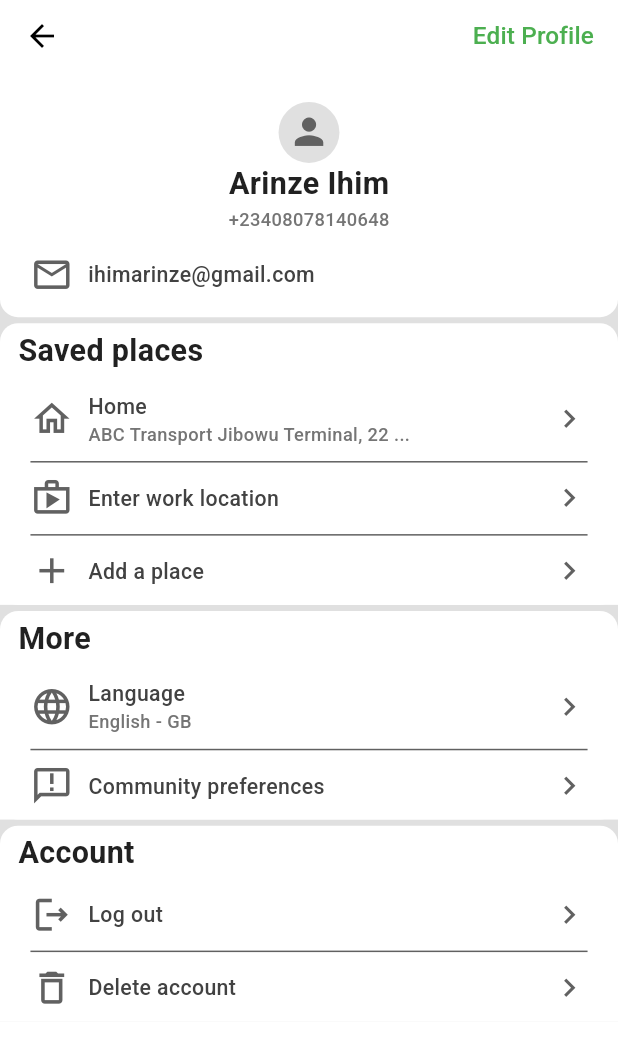
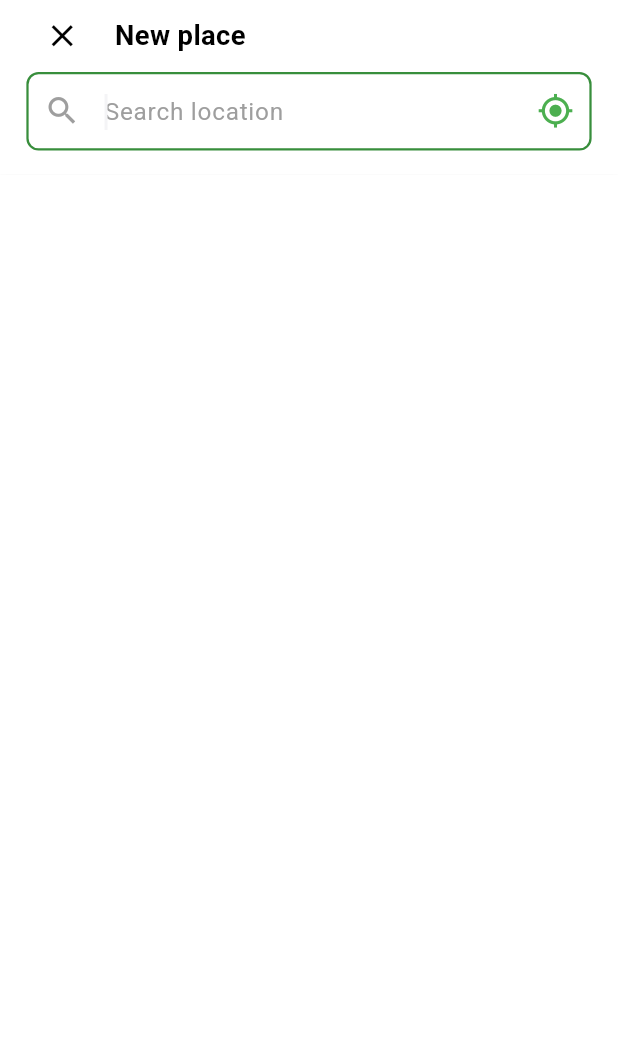
Before and after one commit to Eznira/bolt_ui, a Flutter app: the Profile screen opened by its route, after a tap on "Add a place", on a phone screen of 412 x 824 dp. Shown: the top 1043 px of the screen. Run offline on Flutter 3.47's test engine with Material 3 defaults, Android fonts, the phone set to English and light mode, and no system bars; our stand-ins replace flutter_screenutil.

Commit message:
added add-place screen

```diff
--- /dev/null
+++ b/lib/screens/profile/new_place.dart
@@ -0,0 +1,126 @@
+import 'package:flutter/material.dart';
+import 'package:flutter_screenutil/flutter_screenutil.dart';
+
+class NewPlaceScreen extends StatefulWidget {
+  const NewPlaceScreen({super.key});
+
+  @override
+  State<NewPlaceScreen> createState() => _NewPlaceScreenState();
+}
+
+class _NewPlaceScreenState extends State<NewPlaceScreen> {
+  final TextEditingController _searchController = TextEditingController();
+  final FocusNode _searchFocusNode = FocusNode();
+
+  @override
+  void initState() {
+    super.initState();
+    // Request focus on the search text field after the frame is rendered
+    WidgetsBinding.instance.addPostFrameCallback((_) {
+      FocusScope.of(context).requestFocus(_searchFocusNode);
+    });
+  }
+
+  @override
+  void dispose() {
+    _searchController.dispose();
+    _searchFocusNode.dispose();
+    super.dispose();
+  }
+
+  @override
+  Widget build(BuildContext context) {
+    return Scaffold(
+      body: Column(
+        // Scaffold body is now a Column
+        children: [
+          Container(
+            width: double.infinity,
+            padding: EdgeInsets.only(
+              top: MediaQuery.of(context).padding.top,
+              bottom: 16.h,
+              left: 16.w,
+              right: 16.w,
+            ),
+            decoration: BoxDecoration(
+              color: Colors.white,
+              boxShadow: [
+                BoxShadow(
+                  color: Colors.grey.shade900,
+                  spreadRadius: 1,
+                  blurRadius: 5,
+                  offset: const Offset(0, 3),
+                ),
+              ],
+            ),
+            child: Column(
+              crossAxisAlignment: CrossAxisAlignment.start,
+              children: [
+                Row(
+                  mainAxisAlignment: MainAxisAlignment.start,
+                  children: [
+                    IconButton(
+                      icon: Icon(
+                        Icons.close,
+                        color: Colors.black,
+                        size: 24.sp,
+                      ),
+                      onPressed: () {
+                        Navigator.pop(context); // Pop out the screen
+                      },
+                    ),
+                    SizedBox(width: 10.w),
+                    Text(
+                      "New place",
+                      style: TextStyle(
+                        fontSize: 18.sp,
+                        fontWeight: FontWeight.bold,
+                        color: Colors.black,
+                      ),
+                    ),
+                  ],
+                ),
+                TextFormField(
+                  // Search Input Field
+                  controller: _searchController,
+                  focusNode: _searchFocusNode,
+                  decoration: InputDecoration(
+                    hintText: "Search location",
+                    hintStyle: TextStyle(fontSize: 16.sp, color: Colors.grey),
+                    prefixIcon:
+                        Icon(Icons.search, size: 24.sp, color: Colors.grey),
+                    suffixIcon: Icon(Icons.my_location,
+                        size: 24.sp, color: Colors.green),
+                    border: OutlineInputBorder(
+                      borderRadius: BorderRadius.circular(8.r),
+                      borderSide: BorderSide(color: Colors.grey.shade300),
+                    ),
+                    enabledBorder: OutlineInputBorder(
+                      borderRadius: BorderRadius.circular(8.r),
+                      borderSide: BorderSide(color: Colors.grey.shade300),
+                    ),
+                    focusedBorder: OutlineInputBorder(
+                      borderRadius: BorderRadius.circular(8.r),
+                      borderSide:
+                          BorderSide(color: Colors.green.shade700, width: 1.5),
+                    ),
+                    contentPadding:
+                        EdgeInsets.symmetric(vertical: 14.h, horizontal: 12.w),
+                    filled: true,
+                    fillColor: Colors.white,
+                  ),
+                  style: TextStyle(fontSize: 16.sp, color: Colors.black),
+                ),
+              ],
+            ),
+          ),
+          Expanded(
+            child: Container(
+              color: Colors.white,
+            ),
+          ),
+        ],
+      ),
+    );
+  }
+}
--- a/lib/screens/profile/profile.dart
+++ b/lib/screens/profile/profile.dart
@@ -5,7 +5,8 @@ import 'package:flutter_screenutil/flutter_screenutil.dart';
 import '../../constants/app_color.dart';
 import '../../widgets/custom_list_tile.dart';
 import 'custom_bottom_sheet.dart';
-import 'delete_account.dart'; // Import the custom widget
+import 'delete_account.dart';
+import 'new_place.dart'; // Import the custom widget
 
 class Profile extends StatefulWidget {
   const Profile({super.key});
@@ -206,7 +207,13 @@ class _ProfileState extends State<Profile> {
                           CustomProfileListTile(
                             leadingIcon: Icons.add_outlined,
                             title: "Add a place",
-                            navigateTo: () {},
+                            navigateTo: () {
+                              Navigator.push(
+                                context,
+                                MaterialPageRoute(
+                                    builder: (context) => NewPlaceScreen()),
+                              );
+                            },
                           ),
                         ],
                       ),
```
